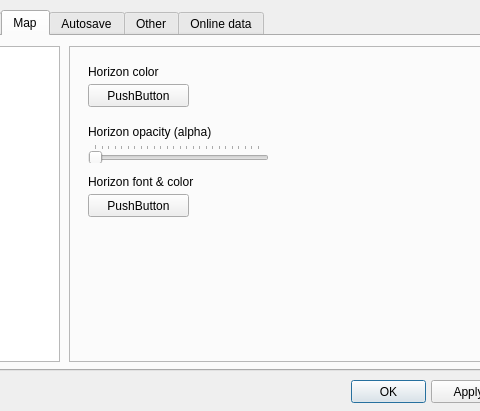
Before: the Qt Designer form csetting.ui in PavelMr/skytechx, drawn with Qt 5; both pictures show x 93 to 573 and y 0 to 411 of the 689 by 411 pixel window.
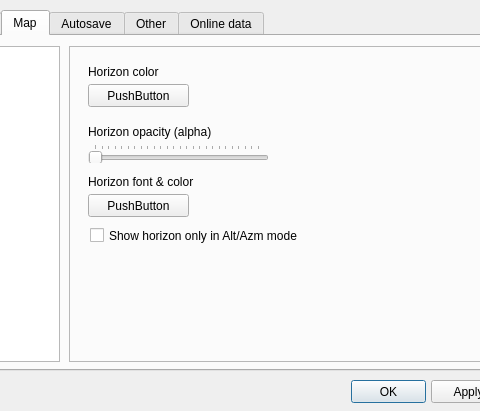
After: the same form once the commit is applied. The open tabs and pages were chosen to show the change. Custom widgets are drawn as their Qt base class.

The edit to the form file:
```diff
--- a/csetting.ui
+++ b/csetting.ui
@@ -1986,6 +1986,19 @@
         <string>Horizon font &amp; color</string>
        </property>
       </widget>
+      <widget class="QCheckBox" name="cb_hor_show_alt_azm">
+       <property name="geometry">
+        <rect>
+         <x>20</x>
+         <y>180</y>
+         <width>301</width>
+         <height>17</height>
+        </rect>
+       </property>
+       <property name="text">
+        <string>Show horizon only in Alt/Azm mode</string>
+       </property>
+      </widget>
      </widget>
      <widget class="QWidget" name="stackedWidget_2Page8">
       <widget class="QCheckBox" name="checkBox_4">
```
Left out of the diff: 2 changed lines with no effect on the pictures.
